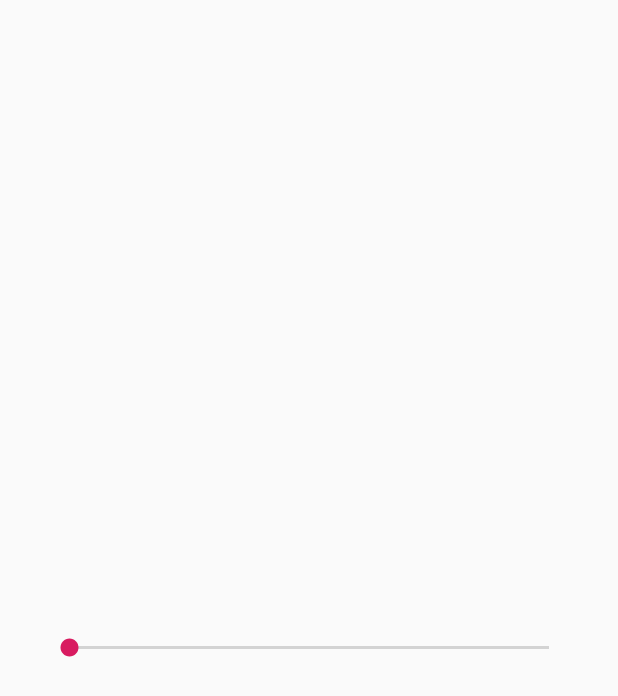
After one commit to HitenDev/JKCardLayout, an Android app: the layout dialog_setting.xml on its own in the app's theme, with its tools: preview values and no code run, on a phone screen of 412 x 824 dp. The commit adds this screen. Shown: the top 696 px of the screen. Run offline under Robolectric (Android 15) with nearby library versions, the phone set to English and light mode, and no system bars.

Commit message:
sample config demo

```diff
--- a/library/src/main/java/me/hiten/jkcardlayout/JKCardLayoutManager.java
+++ b/library/src/main/java/me/hiten/jkcardlayout/JKCardLayoutManager.java
@@ -22,7 +22,7 @@ public class JKCardLayoutManager extends RecyclerView.LayoutManager {
     private CardLayoutHelper.State mState = CardLayoutHelper.State.IDLE;
 
 
-    private CardLayoutHelper.Config mConfig = CardLayoutHelper.Config.DEFAULT;
+    private CardLayoutHelper.Config mConfig = new CardLayoutHelper.Config();
 
     JKCardLayoutManager(RecyclerView mRecyclerView, CardAnimatorManager mAnimatorStackManager) {
         this.mRecyclerView = mRecyclerView;
--- a/sample/src/main/res/layout/activity_main.xml
+++ b/sample/src/main/res/layout/activity_main.xml
@@ -25,9 +25,13 @@
         android:background="#cccccc"
         />
     <TextView
+        android:paddingLeft="20dp"
+        android:paddingRight="20dp"
+        android:id="@+id/tv_show_config"
         android:layout_width="match_parent"
         android:layout_height="50dp"
-        android:text="底部导航栏"
+        android:textSize="11sp"
+        android:lineSpacingExtra="4dp"
         android:textColor="#333333"
         android:gravity="center"
         />
--- /dev/null
+++ b/sample/src/main/res/layout/dialog_setting.xml
@@ -0,0 +1,23 @@
+<?xml version="1.0" encoding="utf-8"?>
+<LinearLayout xmlns:android="http://schemas.android.com/apk/res/android"
+    android:layout_width="match_parent"
+    android:layout_height="match_parent"
+    android:gravity="center"
+    android:padding="30dp"
+    android:orientation="vertical">
+
+
+    <TextView
+        android:minWidth="200dp"
+        android:id="@+id/tv_title"
+        android:layout_width="match_parent"
+        android:layout_height="wrap_content"
+        android:gravity="center"
+        android:textSize="30sp" />
+
+    <android.support.v7.widget.AppCompatSeekBar
+        android:id="@+id/seek_bar"
+        android:layout_width="match_parent"
+        android:layout_height="50dp"
+        />
+</LinearLayout>
```
Also changed, not shown: library/src/main/java/me/hiten/jkcardlayout/CardLayoutHelper.java (+6 -8 lines), sample/src/main/java/me/hiten/jkcardlayout/sample/MainActivity.kt (+35 -2 lines), sample/src/main/java/me/hiten/jkcardlayout/sample/SettingDialogFragment.kt (added, +39 -0 lines).
